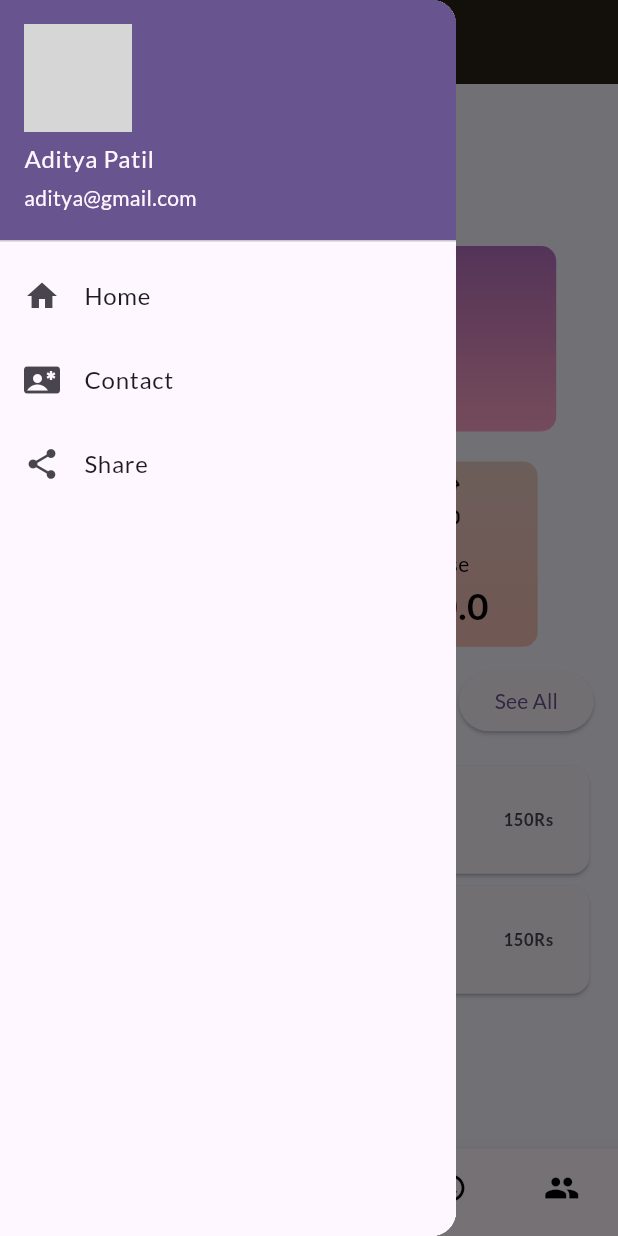
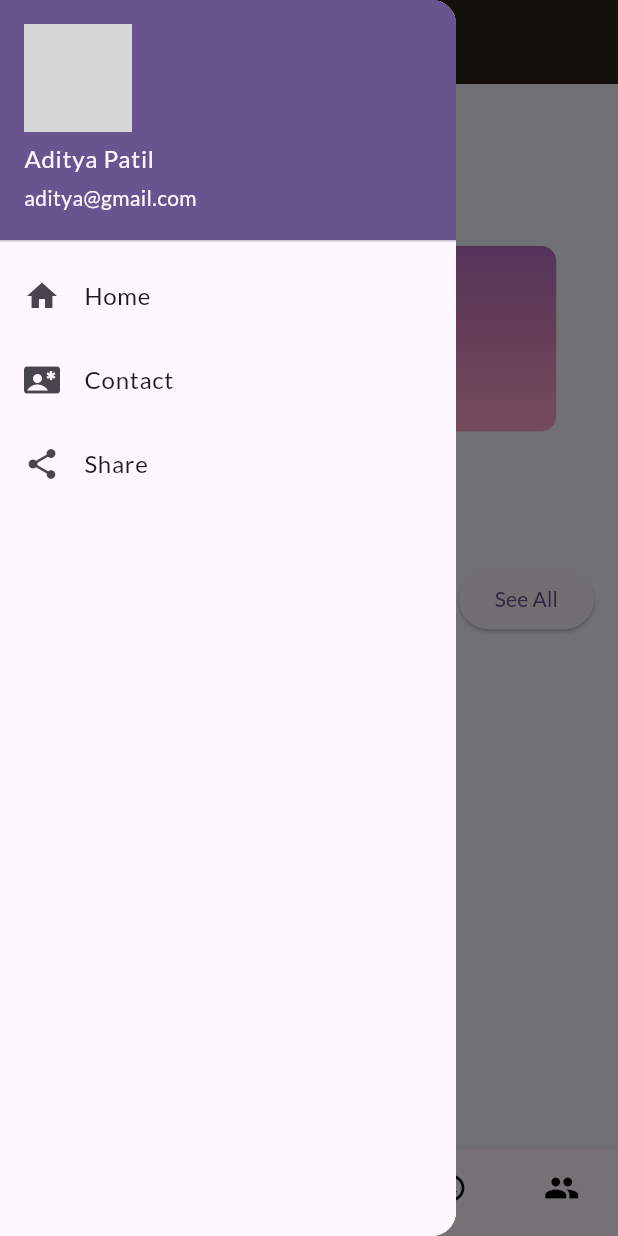
Before and after one commit to adipatil07/SpendWise, a Flutter app: the Dashboard screen opened directly, with the side drawer open, on a phone screen of 412 x 824 dp. Run offline on Flutter 3.47's test engine with Material 3 defaults, Android fonts, the light colour scheme and no system bars; our stand-ins replace cloud_firestore, easy_date_timeline, firebase_auth, firebase_core, google_fonts; accounts and stored records are empty; network calls fail; grey boxes are pictures that could not be loaded.

Commit message:
Cloud Firestore added , transaction is updated on home page as well as delete icon on trnsaction list

```diff
--- a/lib/pages/dashboard.dart
+++ b/lib/pages/dashboard.dart
@@ -1,9 +1,10 @@
 import 'package:flutter/material.dart';
+import 'package:cloud_firestore/cloud_firestore.dart';
+import 'package:firebase_auth/firebase_auth.dart';
 import 'package:spendwise/pages/category_page.dart';
-import 'package:spendwise/pages/expense_page.dart';
 import 'package:spendwise/pages/transaction_page.dart';
 import 'package:spendwise/widget/mydrawer.dart';
-import 'package:spendwise/widget/transactionList.dart';
+import 'expense_page.dart';
 
 const _kPages = <String, IconData>{
   'home': Icons.home,
@@ -19,13 +20,116 @@ class Dashboard extends StatefulWidget {
 }
 
 class _DashboardState extends State<Dashboard> {
-  final double income = 1500.0;
-  final double expense = 800.0;
+  final FirebaseFirestore _firestore = FirebaseFirestore.instance;
+  List<CategoryExpense> categoryExpenses = [];
   int _currentPageIndex = 0;
 
   @override
+  void initState() {
+    super.initState();
+    fetchCategoryExpenses();
+    listenForTransactions();
+  }
+
+  Future<void> fetchCategoryExpenses() async {
+    try {
+      // Get current user's UID
+      FirebaseAuth auth = FirebaseAuth.instance;
+      User? user = auth.currentUser;
+      String uid = user?.uid ?? '';
+
+      // Fetch category-wise expenses from Firestore
+      QuerySnapshot<Map<String, dynamic>> snapshot = await _firestore
+          .collection('users')
+          .doc(uid)
+          .collection('transactions')
+          .get();
+
+      // Process fetched data
+      Map<String, double> categoryAmountMap = {};
+
+// Initialize the map with an empty map
+      snapshot.docs.forEach((doc) {
+        String category = doc['category'];
+        double amount = doc['amount'];
+        // Check if the map contains the category
+        if (categoryAmountMap.containsKey(category)) {
+          // If it does, add the amount to the existing value
+          categoryAmountMap[category] = (categoryAmountMap[category] ?? 0) + amount;
+        } else {
+          // If not, set the amount as the value for the category
+          categoryAmountMap[category] = amount;
+        }
+      });
+
+
+      // Convert data to CategoryExpense objects
+      List<CategoryExpense> expenses = [];
+      categoryAmountMap.forEach((category, amount) {
+        expenses.add(CategoryExpense(category, amount));
+      });
+
+      setState(() {
+        categoryExpenses = expenses;
+      });
+    } catch (e) {
+      print('Error fetching category expenses: $e');
+    }
+  }
+
+  // Listen for changes in the transactions collection
+  void listenForTransactions() {
+    FirebaseAuth auth = FirebaseAuth.instance;
+    User? user = auth.currentUser;
+    String uid = user?.uid ?? '';
+    _firestore
+        .collection('users')
+        .doc(uid)
+        .collection('transactions')
+        .snapshots()
+        .listen((QuerySnapshot<Map<String, dynamic>> snapshot) {
+      // Handle changes in the transactions collection
+      updateCategoryExpenses(snapshot);
+    });
+  }
+
+  // Update category expenses based on the changes in transactions
+  void updateCategoryExpenses(QuerySnapshot<Map<String, dynamic>> snapshot) {
+    Map<String, double> categoryAmountMap = {};
+
+    // Initialize the map with an empty map
+    snapshot.docs.forEach((doc) {
+      String category = doc['category'];
+      double amount = doc['amount'];
+      // Check if the map contains the category
+      if (categoryAmountMap.containsKey(category)) {
+        // If it does, add the amount to the existing value
+        categoryAmountMap[category] =
+            (categoryAmountMap[category] ?? 0) + amount;
+      } else {
+        // If not, set the amount as the value for the category
+        categoryAmountMap[category] = amount;
+      }
+    });
+
+    // Convert data to CategoryExpense objects
+    List<CategoryExpense> expenses = [];
+    categoryAmountMap.forEach((category, amount) {
+      expenses.add(CategoryExpense(category, amount));
+    });
+
+    setState(() {
+      categoryExpenses = expenses;
+    });
+  }
+
+  @override
   Widget build(BuildContext context) {
+    double income = 1500.0; // Assuming these values are defined somewhere in your code
+    double expense = 800.0;
+
     double availableBalance = income - expense;
+
     return Scaffold(
       backgroundColor: Color.fromRGBO(245, 245, 255, 0.965),
       appBar: AppBar(
@@ -102,113 +206,7 @@ class _DashboardState extends State<Dashboard> {
               ),
             ),
             SizedBox(height: 20.0),
-            Center(
-              child: Row(
-                mainAxisAlignment: MainAxisAlignment.center,
-                children: [
-                  Container(
-                    width: MediaQuery.of(context).size.width * 0.35,
-                    height: MediaQuery.of(context).size.width * 0.3,
-                    decoration: BoxDecoration(
-                      gradient: LinearGradient(
-                        colors: [
-                          Color.fromARGB(255, 217, 236, 203),
-                          Color.fromARGB(255, 158, 240, 156),
-                        ],
-                        begin: Alignment.centerLeft,
-                        end: Alignment.centerRight,
-                      ),
-                      borderRadius: BorderRadius.circular(10.0),
-                    ),
-                    child: Center(
-                      child: Column(
-                        mainAxisAlignment: MainAxisAlignment.center,
-                        children: [
-                          Image.asset(
-                            'images/wallet.png',
-                            width: MediaQuery.of(context).size.width * 0.1,
-                            height: MediaQuery.of(context).size.width * 0.1,
-                            color: Colors.black,
-                          ),
-                          SizedBox(
-                            height: MediaQuery.of(context).size.width * 0.02,
-                          ),
-                          Text(
-                            'Income',
-                            style: TextStyle(color: Colors.black),
-                          ),
-                          Text(
-                            '\$$availableBalance',
-                            style: TextStyle(
-                              color: Colors.black,
-                              fontWeight: FontWeight.bold,
-                              fontSize:
-                                  MediaQuery.of(context).size.width * 0.06,
-                            ),
-                          ),
-                        ],
-                      ),
-                    ),
-                  ),
-                  SizedBox(
-                    width: MediaQuery.of(context).size.width * 0.04,
-                  ),
-                  InkWell(
-                    onTap: () => {
-                      Navigator.push(
-                          context,
-                          MaterialPageRoute(
-                              builder: (context) => Transaction()))
-                    },
-                    splashColor: Color.fromARGB(255, 0, 0, 0),
-                    child: Container(
-                      width: MediaQuery.of(context).size.width * 0.35,
-                      height: MediaQuery.of(context).size.width * 0.3,
-                      decoration: BoxDecoration(
-                        gradient: LinearGradient(
-                          colors: [
-                            Color.fromARGB(255, 234, 204, 196),
-                            Color.fromARGB(255, 246, 191, 181),
-                          ],
-                          begin: Alignment.topCenter,
-                          end: Alignment.bottomCenter,
-                        ),
-                        borderRadius: BorderRadius.circular(10.0),
-                      ),
-                      child: Center(
-                        child: Column(
-                          mainAxisAlignment: MainAxisAlignment.center,
-                          children: [
-                            Image.asset(
-                              'images/expenses.png',
-                              width: MediaQuery.of(context).size.width * 0.1,
-                              height: MediaQuery.of(context).size.width * 0.1,
-                              color: Colors.black,
-                            ),
-                            SizedBox(
-                              height: MediaQuery.of(context).size.width * 0.02,
-                            ),
-                            Text(
-                              'Expense',
-                              style: TextStyle(color: Colors.black),
-                            ),
-                            Text(
-                              '\$$availableBalance',
-                              style: TextStyle(
-                                color: Colors.black,
-                                fontWeight: FontWeight.bold,
-                                fontSize:
-                                    MediaQuery.of(context).size.width * 0.06,
-                              ),
-                            ),
-                          ],
-                        ),
-                      ),
-                    ),
-                  ),
-                ],
-              ),
-            ),
+            categoryExpensesWidget(), // Display category-wise expenses
             SizedBox(height: MediaQuery.of(context).size.width * 0.03),
             Padding(
               padding: const EdgeInsets.symmetric(horizontal: 16.0),
@@ -228,14 +226,14 @@ class _DashboardState extends State<Dashboard> {
                       Navigator.push(
                           context,
                           MaterialPageRoute(
-                              builder: (context) => transation()));
+                              builder: (context) => expensePage()));
                     },
                     child: Text("See All"),
                   ),
                 ],
               ),
             ),
-            TransactionList(),
+            // TransactionList(),
           ],
         ),
       ),
@@ -256,7 +254,7 @@ class _DashboardState extends State<Dashboard> {
                 context, MaterialPageRoute(builder: (context) => category()));
           } else if (index == 2) {
             Navigator.push(context,
-                MaterialPageRoute(builder: (context) => Transaction()));
+                MaterialPageRoute(builder: (context) => expensePage()));
           } else if (index == 3) {
             Navigator.push(
                 context, MaterialPageRoute(builder: (context) => transation()));
@@ -286,4 +284,42 @@ class _DashboardState extends State<Dashboard> {
       ),
     );
   }
+
+  Widget categoryExpensesWidget() {
+    return Column(
+      crossAxisAlignment: CrossAxisAlignment.start,
+      children: [
+        SizedBox(height: MediaQuery.of(context).size.width * 0.05),
+        Padding(
+          padding: const EdgeInsets.symmetric(horizontal: 16.0),
+          child: Text(
+            'Category-wise Expenses',
+            style: TextStyle(
+              fontSize: MediaQuery.of(context).size.width * 0.06,
+              fontWeight: FontWeight.bold,
+            ),
+          ),
+        ),
+        // Display each category expense
+        ListView.builder(
+          shrinkWrap: true,
+          physics: NeverScrollableScrollPhysics(),
+          itemCount: categoryExpenses.length,
+          itemBuilder: (context, index) {
+            return ListTile(
+              title: Text(categoryExpenses[index].categoryName),
+              trailing: Text('\$${categoryExpenses[index].amount.toStringAsFixed(2)}'),
+            );
+          },
+        ),
+      ],
+    );
   }
+}
+
+class CategoryExpense {
+  final String categoryName;
+  final double amount;
+
+  CategoryExpense(this.categoryName, this.amount);
+}
--- a/lib/pages/register.dart
+++ b/lib/pages/register.dart
@@ -26,9 +26,7 @@ class _RegisterState extends State<Register> {
        Navigator.push(context, MaterialPageRoute(builder: (context)=>Login()));
      }
      on FirebaseAuthException catch(ex){
-
      }
-
     }
 
   @override
--- a/lib/widget/transactionList.dart
+++ b/lib/widget/transactionList.dart
@@ -1,42 +1,100 @@
 import 'package:flutter/material.dart';
+import 'package:cloud_firestore/cloud_firestore.dart';
 
 class TransactionList extends StatelessWidget {
+  final String userId; // User ID for fetching transactions
+
+  TransactionList({required this.userId}); // Constructor to accept userId
+
   @override
   Widget build(BuildContext context) {
-    // TODO: implement build
+    // Get today's date
+    DateTime today = DateTime.now();
+    DateTime startDate = DateTime(today.year, today.month, today.day);
+    DateTime endDate = DateTime(today.year, today.month, today.day + 1);
+
     return Container(
-      height: MediaQuery.of(context).size.height * 0.3,
-      child: ListView(
+      height: MediaQuery.of(context).size.height * 0.9, // Set a bounded height
+      child: StreamBuilder(
+        stream: FirebaseFirestore.instance
+            .collection('users')
+            .doc(userId)
+            .collection('transactions')
+            .snapshots(),
+        builder: (BuildContext context, AsyncSnapshot<QuerySnapshot> snapshot) {
+          if (snapshot.hasError) {
+            return Text('Error: ${snapshot.error}');
+          }
+
+          if (snapshot.connectionState == ConnectionState.waiting) {
+            return CircularProgressIndicator();
+          }
+
+          // Convert each document snapshot into a list tile
+          var documents = snapshot.data!.docs;
+          documents.sort((a, b) {
+            // Sorting based on timestamp in descending order
+            Timestamp timestampA = a['date'];
+            Timestamp timestampB = b['date'];
+            return timestampB.compareTo(timestampA);
+          });
+
+          return ListView(
             padding: EdgeInsets.all(15),
-        children: const <Widget>[
-          Card(
+            children: documents.map((DocumentSnapshot document) {
+              Map<String, dynamic> data = document.data() as Map<String, dynamic>;
+
+              // Extract timestamp from data
+              Timestamp timestamp = data['date'];
+
+              // Convert timestamp to DateTime
+              DateTime dateTime = timestamp.toDate();
+
+              // Format DateTime to display date and time
+              String formattedDateTime =
+                  "${dateTime.day}/${dateTime.month}/${dateTime.year} ${dateTime.hour}:${dateTime.minute.toString().padLeft(2, '0')}";
+
+              return Card(
                 child: ListTile(
                   leading: Icon(Icons.dinner_dining),
-              title: Text("Lunch"),
+                  title: Text(data['category'] ?? ''),
                   subtitle: Text(
-                "Thursday, 18 Jan 2024, 1:00 PM", // Example date and time
+                    formattedDateTime,
                   ),
-              trailing: Text(
-                "150Rs",
+                  trailing: Row(
+                    mainAxisSize: MainAxisSize.min,
+                    children: [
+                      Text(
+                        "${data['amount']} Rs",
                         style: TextStyle(fontWeight: FontWeight.bold),
                       ),
-            ),
-          ),
-          Card(
-            child: ListTile(
-              leading: Icon(Icons.dinner_dining),
-              title: Text("Lunch"),
-              subtitle: Text(
-                "Thursday, 18 Jan 2024, 1:00 PM", // Example date and time
-              ),
-              trailing: Text(
-                "150Rs",
-                style: TextStyle(fontWeight: FontWeight.bold),
-              ),
-            ),
+                      IconButton(
+                        icon: Icon(Icons.delete),
+                        onPressed: () {
+                          // Delete the transaction when delete icon is pressed
+                          deleteTransaction(document.id);
+                        },
                       ),
                     ],
                   ),
+                ),
+              );
+            }).toList(),
+          );
+        },
+      ),
     );
   }
+
+  void deleteTransaction(String transactionId) {
+    // Delete the transaction with the given ID
+    FirebaseFirestore.instance
+        .collection('users')
+        .doc(userId)
+        .collection('transactions')
+        .doc(transactionId)
+        .delete()
+        .then((_) => print('Transaction deleted successfully'))
+        .catchError((error) => print('Failed to delete transaction: $error'));
   }
+}
--- a/pubspec.yaml
+++ b/pubspec.yaml
@@ -35,12 +35,13 @@ dependencies:
   # The following adds the Cupertino Icons font to your application.
   # Use with the CupertinoIcons class for iOS style icons.
   cupertino_icons: ^1.0.2
-  google_fonts: ^6.1.0
+  google_fonts: 6.1.0
   convex_bottom_bar: ^3.2.0
   # date_picker_timeline: ^1.2.5
   easy_date_timeline: ^1.0.4
   firebase_core: ^2.25.4
   firebase_auth: ^4.17.4
+  cloud_firestore: ^4.15.4
 
 dev_dependencies:
   flutter_test:
@@ -51,7 +52,7 @@ dev_dependencies:
   # activated in the `analysis_options.yaml` file located at the root of your
   # package. See that file for information about deactivating specific lint
   # rules and activating additional ones.
-  flutter_lints: ^2.0.0
+  flutter_lints: ^3.0.2
 
 # For information on the generic Dart part of this file, see the
 # following page: https://dart.dev/tools/pub/pubspec
```
Also changed, not shown: lib/pages/expense_page.dart (+58 -30 lines), lib/pages/transaction_page.dart (+21 -1 lines), pubspec.lock, 4 other files. Lines whose indentation alone changed are shown as unchanged.
